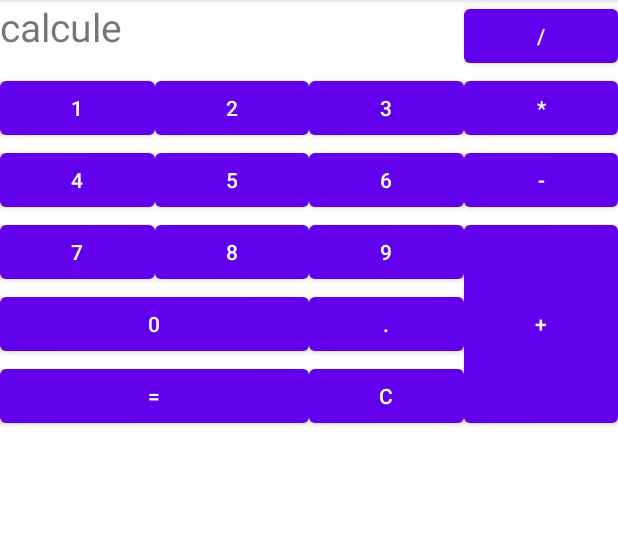
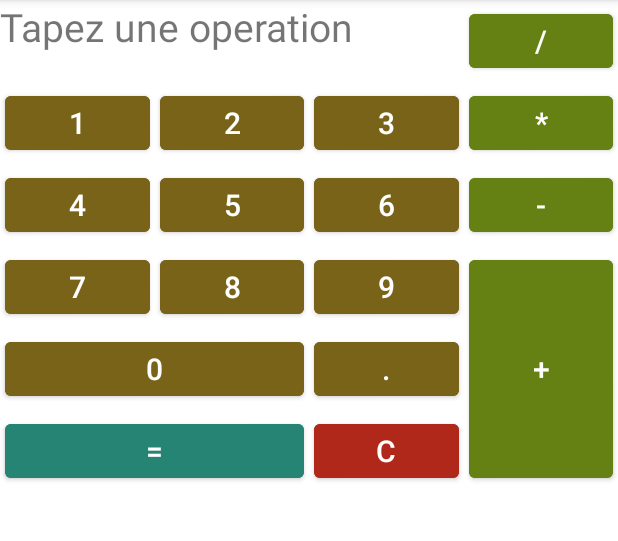
Before and after one commit to youssefyazidi/devMobileExamples, an Android app: the screen it shows after launch (MainActivity), on a phone screen of 412 x 824 dp, the part 84-625 px from its top. Run offline under Robolectric (Android 15) with nearby library versions, the phone set to English and light mode, and no system bars.

Commit message:
0604202322

```diff
--- a/activite5/app/src/main/res/layout/activity_main.xml
+++ b/activite5/app/src/main/res/layout/activity_main.xml
@@ -8,130 +8,124 @@
     android:columnCount="4"
     android:orientation="horizontal"
     >
-
     <TextView
         android:layout_width="wrap_content"
         android:layout_height="wrap_content"
-        android:text="calcule"
+        android:text="@string/dispay"
         android:textSize="26dp"
         android:layout_rowWeight="1"
         android:layout_columnWeight="1"
         android:layout_columnSpan="3"
        />
     <Button
-        android:layout_width="wrap_content"
-        android:layout_height="wrap_content"
         android:text="/"
         android:layout_rowWeight="1"
         android:layout_columnWeight="1"
+        style="@style/operatorStyle"
         ></Button>
     <Button
-        android:layout_width="wrap_content"
-        android:layout_height="wrap_content"
         android:text="1"
         android:layout_rowWeight="1"
         android:layout_columnWeight="1"
+        style="@style/btnstyle"
         ></Button>
     <Button
-        android:layout_width="wrap_content"
-        android:layout_height="wrap_content"
         android:text="2"
         android:layout_rowWeight="1"
         android:layout_columnWeight="1"
+        style="@style/btnstyle"
         ></Button>
     <Button
-        android:layout_width="wrap_content"
-        android:layout_height="wrap_content"
         android:text="3"
         android:layout_rowWeight="1"
         android:layout_columnWeight="1"
+        style="@style/btnstyle"
         ></Button>
     <Button
-        android:layout_width="wrap_content"
-        android:layout_height="wrap_content"
+
         android:text="*"
         android:layout_rowWeight="1"
         android:layout_columnWeight="1"
+        style="@style/operatorStyle"
         ></Button>
     <Button
-        android:layout_width="wrap_content"
-        android:layout_height="wrap_content"
         android:text="4"
         android:layout_rowWeight="1"
         android:layout_columnWeight="1"
+        style="@style/btnstyle"
         ></Button>
     <Button
-        android:layout_width="wrap_content"
-        android:layout_height="wrap_content"
+        style="@style/btnstyle"
         android:text="5"
         android:layout_rowWeight="1"
         android:layout_columnWeight="1"
         ></Button>
     <Button
-        android:layout_width="wrap_content"
-        android:layout_height="wrap_content"
         android:text="6"
         android:layout_rowWeight="1"
         android:layout_columnWeight="1"
+        style="@style/btnstyle"
         ></Button>
     <Button
-        android:layout_width="wrap_content"
-        android:layout_height="wrap_content"
         android:text="-"
         android:layout_rowWeight="1"
         android:layout_columnWeight="1"
+        style="@style/operatorStyle"
         ></Button>
     <Button
-        android:layout_width="wrap_content"
-        android:layout_height="wrap_content"
         android:text="7"
         android:layout_rowWeight="1"
         android:layout_columnWeight="1"
+        style="@style/btnstyle"
         ></Button>
     <Button
-        android:layout_width="wrap_content"
-        android:layout_height="wrap_content"
+        style="@style/btnstyle"
         android:text="8"
         android:layout_rowWeight="1"
-        android:layout_columnWeight="1"></Button>
+        android:layout_columnWeight="1"
+
+        ></Button>
     <Button
-        android:layout_width="wrap_content"
-        android:layout_height="wrap_content"
+
         android:text="9"
         android:layout_rowWeight="1"
-        android:layout_columnWeight="1"></Button>
+        android:layout_columnWeight="1"
+        style="@style/btnstyle"
+        ></Button>
     <Button
-        android:layout_width="wrap_content"
-        android:layout_height="wrap_content"
+
         android:text="+"
         android:layout_rowSpan="3"
         android:layout_rowWeight="1"
-        android:layout_columnWeight="1"></Button>
+        android:layout_columnWeight="1"
+        style="@style/operatorStyle"
+        ></Button>
     <Button
-        android:layout_width="wrap_content"
-        android:layout_height="wrap_content"
         android:text="0"
         android:layout_columnSpan="2"
         android:layout_rowWeight="1"
-        android:layout_columnWeight="1"></Button>
+        android:layout_columnWeight="1"
+        style="@style/btnstyle"
+        ></Button>
     <Button
-        android:layout_width="wrap_content"
-        android:layout_height="wrap_content"
         android:text="."
         android:layout_rowWeight="1"
-        android:layout_columnWeight="1"></Button>
+        android:layout_columnWeight="1"
+        style="@style/btnstyle"
+        ></Button>
     <Button
-        android:layout_width="wrap_content"
-        android:layout_height="wrap_content"
         android:text="="
         android:layout_columnSpan="2"
         android:layout_rowWeight="1"
-        android:layout_columnWeight="1"></Button>
+        android:layout_columnWeight="1"
+        style="@style/egaleStyle"
+        ></Button>
     <Button
-        android:layout_width="wrap_content"
-        android:layout_height="wrap_content"
+
         android:text="C"
         android:layout_rowWeight="1"
-        android:layout_columnWeight="1"></Button>
+        android:layout_columnWeight="1"
+        style="@style/CStyle"
+        ></Button>
 
 </GridLayout>
--- a/activite5/app/src/main/res/values/colors.xml
+++ b/activite5/app/src/main/res/values/colors.xml
@@ -7,4 +7,9 @@
     <color name="teal_700">#FF018786</color>
     <color name="black">#FF000000</color>
     <color name="white">#FFFFFFFF</color>
+
+    <color name="brown">#786318</color>
+    <color name="green">#668113</color>
+    <color name="blue">#268474</color>
+    <color name="red">#B0281A</color>
 </resources>
--- /dev/null
+++ b/activite5/app/src/main/res/values/dimens.xml
@@ -0,0 +1,7 @@
+<?xml version="1.0" encoding="utf-8"?>
+<resources>
+    <dimen name="margebtn">
+        3dp
+    </dimen>
+    <dimen name="btntextsize">20sp</dimen>
+</resources>
--- a/activite5/app/src/main/res/values/strings.xml
+++ b/activite5/app/src/main/res/values/strings.xml
@@ -1,3 +1,4 @@
 <resources>
     <string name="app_name">activite5</string>
+    <string name="dispay"> Tapez une operation </string>
 </resources>
--- /dev/null
+++ b/activite5/app/src/main/res/values/styles.xml
@@ -0,0 +1,22 @@
+<?xml version="1.0" encoding="utf-8"?>
+<resources>
+
+    <style name="btnstyle">
+        <item name="android:layout_width">wrap_content</item>
+        <item name="android:layout_height">wrap_content</item>
+        <item name="android:backgroundTint">@color/brown</item>
+        <item name="android:layout_margin">@dimen/margebtn</item>
+        <item name="android:textSize">@dimen/btntextsize</item>
+    </style>
+
+    <style name="operatorStyle" parent="btnstyle">
+        <item name="android:backgroundTint">@color/green</item>
+    </style>
+
+    <style name="egaleStyle" parent="btnstyle">
+        <item name="android:backgroundTint">@color/blue</item>
+    </style>
+    <style name="CStyle" parent="btnstyle">
+        <item name="android:backgroundTint">@color/red</item>
+    </style>
+</resources>
```
